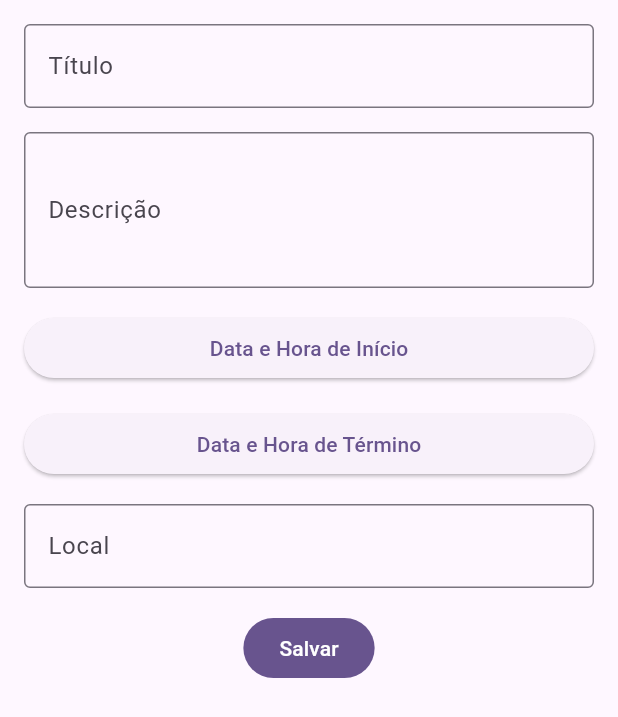
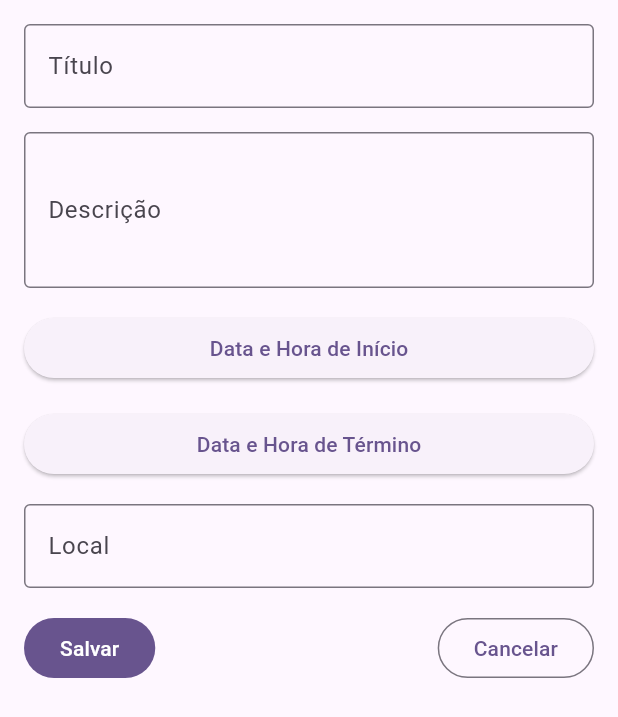
Before and after one commit to Matheus-Doerzbacher/agora_vai, a Flutter app: the FormCompromissoWidget widget shown alone on an empty page, opened directly with empty values, on a phone screen of 412 x 824 dp. Shown: the top 717 px of the screen. Run offline on Flutter 3.47's test engine with Material 3 defaults, Android fonts, the phone set to English and light mode, and no system bars; our stand-ins replace flutter_local_notifications, go_router, result_dart, shared_preferences; missing offline and left inert: result_command; accounts and stored records are empty.

Commit message:
Ajustes em telas

```diff
--- a/lib/ui/auth/login/login_page.dart
+++ b/lib/ui/auth/login/login_page.dart
@@ -68,7 +68,8 @@ class _LoginPageState extends State<LoginPage> {
   @override
   Widget build(BuildContext context) {
     return Scaffold(
-      body: ListenableBuilder(
+      body: SafeArea(
+        child: ListenableBuilder(
           listenable: Listenable.merge([
             widget.viewModel.login,
             widget.viewModel.createUser,
@@ -83,6 +84,7 @@ class _LoginPageState extends State<LoginPage> {
               child: Center(
                 child: SizedBox(
                   width: 500,
+                  child: SingleChildScrollView(
                     child: Card(
                       margin: const EdgeInsets.symmetric(horizontal: 24),
                       child: Padding(
@@ -110,8 +112,10 @@ class _LoginPageState extends State<LoginPage> {
                     ),
                   ),
                 ),
+              ),
             );
           },
+        ),
       ),
     );
   }
--- a/lib/ui/compromisso/widgets/form_compromisso_widget.dart
+++ b/lib/ui/compromisso/widgets/form_compromisso_widget.dart
@@ -184,7 +184,19 @@ class _FormCompromissoWidgetState extends State<FormCompromissoWidget> {
                 },
               ),
               const SizedBox(height: 16),
-              FilledButton(onPressed: _submitForm, child: const Text('Salvar')),
+              Row(
+                mainAxisAlignment: MainAxisAlignment.spaceBetween,
+                children: [
+                  FilledButton(
+                    onPressed: _submitForm,
+                    child: const Text('Salvar'),
+                  ),
+                  OutlinedButton(
+                    onPressed: () => Navigator.pop(context),
+                    child: const Text('Cancelar'),
+                  ),
+                ],
+              ),
             ],
           ),
         ),
```
Also changed, not shown: lib/ui/lembrete/widgets/form_lembrete_widget.dart (+13 -1 lines). Lines whose indentation alone changed are shown as unchanged.
